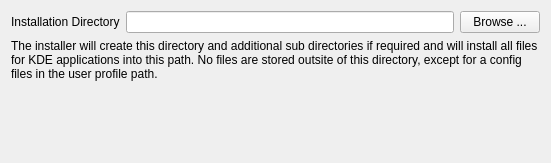
Old version of the form gui/installdirectorypage.ui in the repository KDE/kdewin-installer.
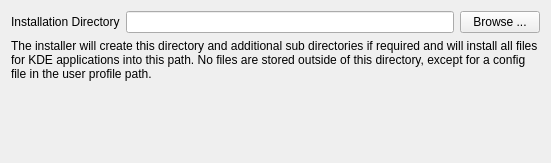
New version of the form.

```diff
--- a/gui/installdirectorypage.ui
+++ b/gui/installdirectorypage.ui
@@ -46,7 +46,7 @@
    <item>
     <widget class="QLabel" name="label_2" >
      <property name="text" >
-      <string>The installer will create this directory and additional sub directories if required and will install all files for KDE applications into this path. No files are stored outsite of this directory, except for a config files in the user profile path.</string>
+      <string>The installer will create this directory and additional sub directories if required and will install all files for KDE applications into this path. No files are stored outside of this directory, except for a config file in the user profile path.</string>
      </property>
      <property name="alignment" >
       <set>Qt::AlignLeading|Qt::AlignLeft|Qt::AlignTop</set>
```
